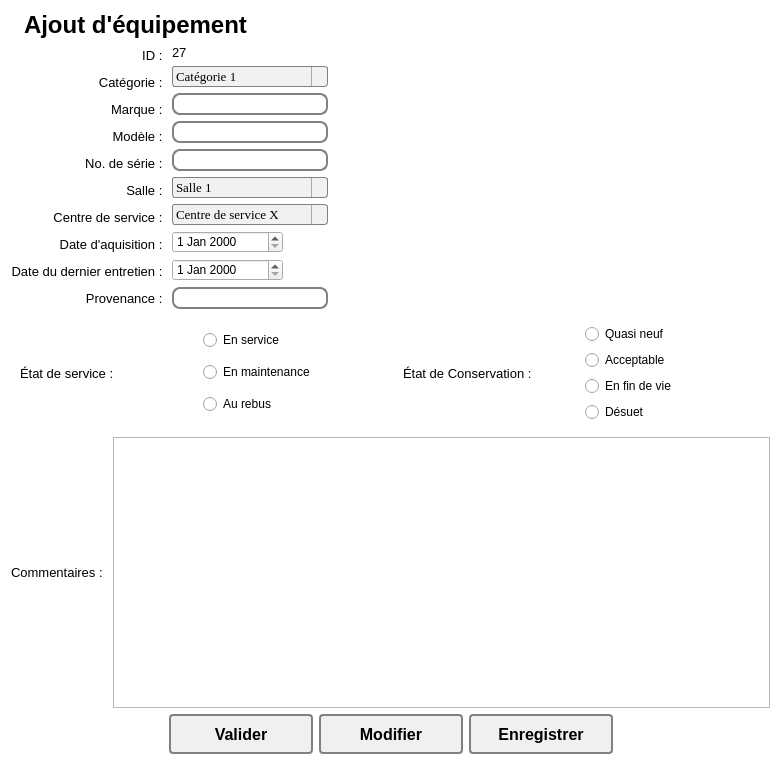
ProjetPC2/SIMM2.0-DEV, file Interface/FenêtresEnUI/AjoutEquipement.ui: the form before one commit.
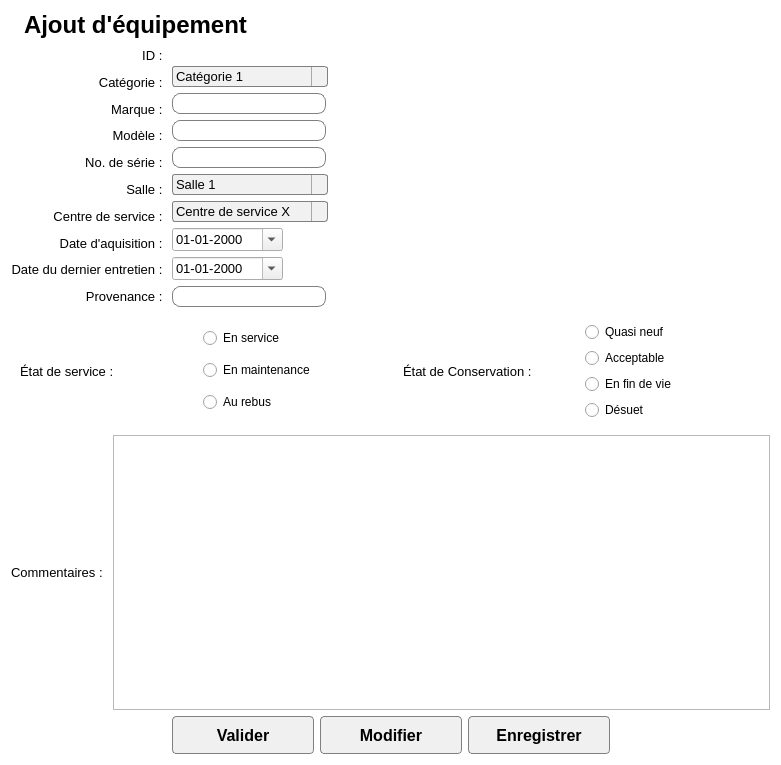
The form after the commit. Icons and pictures are not drawn.

Commit message: modif écriture

Patch:
```diff
--- a/Interface/FenêtresEnUI/AjoutEquipement.ui
+++ b/Interface/FenêtresEnUI/AjoutEquipement.ui
@@ -21,7 +21,7 @@
 QLineEdit {
 padding: 1px;
 border-style: solid;
-border: 2px solid gray;
+border: 1px solid gray;
 border-radius: 8px;
 min-width: 50px;
 max-width: 150px;
@@ -34,7 +34,7 @@
 QPushButton {
 color: black;
 background-color: rgb(240, 240, 240);
-border-width: 2px;
+border-width: 1px;
 border-color: grey;
 border-style: solid;
 border-radius: 4px;
@@ -319,7 +319,7 @@
         </font>
        </property>
        <property name="text">
-        <string>27</string>
+        <string/>
        </property>
       </widget>
      </item>
@@ -327,7 +327,7 @@
       <widget class="QComboBox" name="comboBoxCategorie">
        <property name="font">
         <font>
-         <family>Times New Roman</family>
+         <family>MS Shell Dlg 2</family>
          <pointsize>10</pointsize>
         </font>
        </property>
@@ -355,19 +355,37 @@
       </widget>
      </item>
      <item>
-      <widget class="QLineEdit" name="lineEditMarque"/>
+      <widget class="QLineEdit" name="lineEditMarque">
+       <property name="font">
+        <font>
+         <pointsize>10</pointsize>
+        </font>
+       </property>
+      </widget>
      </item>
      <item>
-      <widget class="QLineEdit" name="lineEditModele"/>
+      <widget class="QLineEdit" name="lineEditModele">
+       <property name="font">
+        <font>
+         <pointsize>10</pointsize>
+        </font>
+       </property>
+      </widget>
      </item>
      <item>
-      <widget class="QLineEdit" name="lineEditNoDeSerie"/>
+      <widget class="QLineEdit" name="lineEditNoDeSerie">
+       <property name="font">
+        <font>
+         <pointsize>10</pointsize>
+        </font>
+       </property>
+      </widget>
      </item>
      <item>
       <widget class="QComboBox" name="comboBoxSalle">
        <property name="font">
         <font>
-         <family>Times New Roman</family>
+         <family>MS Shell Dlg 2</family>
          <pointsize>10</pointsize>
         </font>
        </property>
@@ -398,7 +416,7 @@
       <widget class="QComboBox" name="comboBoxCentreDeService">
        <property name="font">
         <font>
-         <family>Times New Roman</family>
+         <family>MS Shell Dlg 2</family>
          <pointsize>10</pointsize>
         </font>
        </property>
@@ -426,13 +444,43 @@
       </widget>
      </item>
      <item>
-      <widget class="QDateEdit" name="dateEditDateDaquisition"/>
+      <widget class="QDateEdit" name="dateEditDateDaquisition">
+       <property name="font">
+        <font>
+         <pointsize>10</pointsize>
+        </font>
+       </property>
+       <property name="displayFormat">
+        <string>dd-MM-yyyy</string>
+       </property>
+       <property name="calendarPopup">
+        <bool>true</bool>
+       </property>
+      </widget>
      </item>
      <item>
-      <widget class="QDateEdit" name="dateEditDateDuDernierEntretien"/>
+      <widget class="QDateEdit" name="dateEditDateDuDernierEntretien">
+       <property name="font">
+        <font>
+         <pointsize>10</pointsize>
+        </font>
+       </property>
+       <property name="displayFormat">
+        <string>dd-MM-yyyy</string>
+       </property>
+       <property name="calendarPopup">
+        <bool>true</bool>
+       </property>
+      </widget>
      </item>
      <item>
-      <widget class="QLineEdit" name="lineEditProvenance"/>
+      <widget class="QLineEdit" name="lineEditProvenance">
+       <property name="font">
+        <font>
+         <pointsize>10</pointsize>
+        </font>
+       </property>
+      </widget>
      </item>
     </layout>
    </item>
@@ -645,7 +693,13 @@
       </widget>
      </item>
      <item>
-      <widget class="QTextEdit" name="textEditCommentaires"/>
+      <widget class="QTextEdit" name="textEditCommentaires">
+       <property name="font">
+        <font>
+         <pointsize>10</pointsize>
+        </font>
+       </property>
+      </widget>
      </item>
     </layout>
    </item>
```
Left out of the diff: 9 changed lines with no effect on the pictures.
